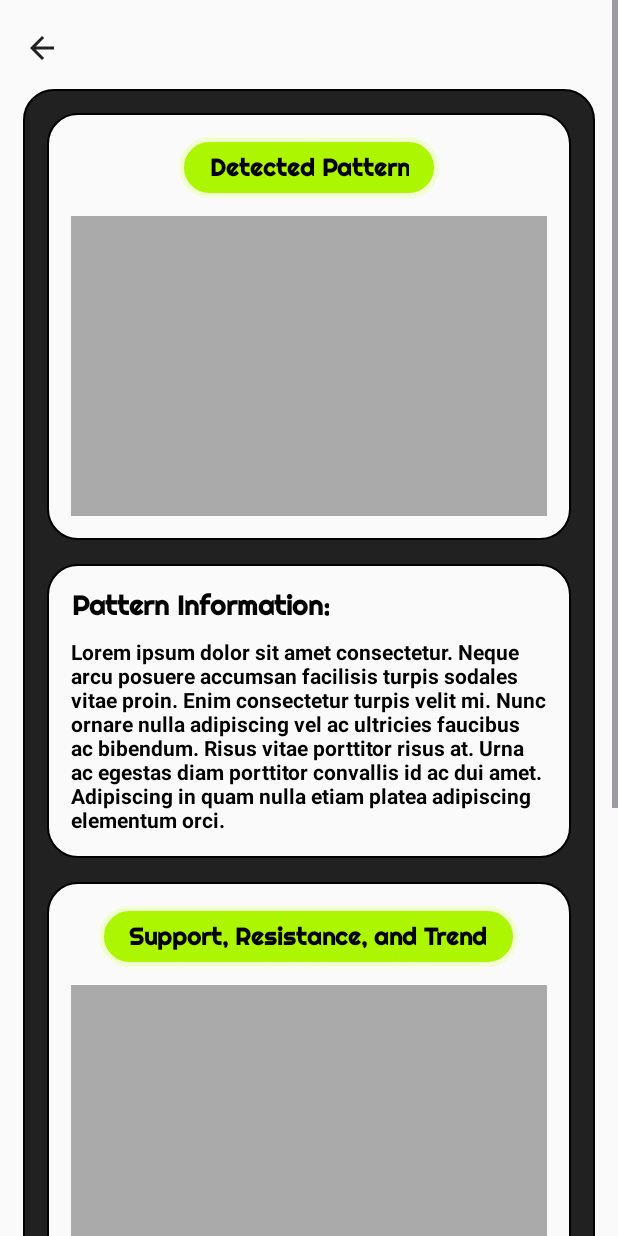
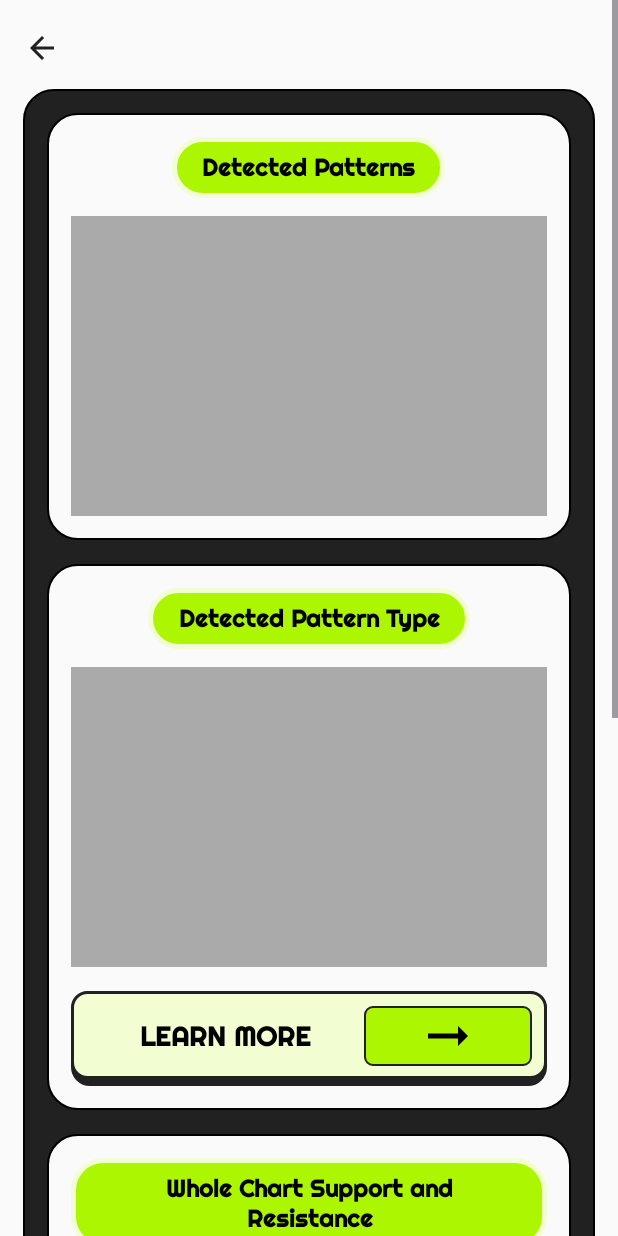
Before and after one commit to JSDevUno/CryptoLearnApp, an Android app: the VPRS_Result screen opened directly, with no data from a screen before it, on a phone screen of 412 x 824 dp. Run offline under Robolectric (Android 15) with nearby library versions, the phone set to English and light mode, and no system bars; Roboto replaces fonts that are not available here.

Commit message:
tangine mo

```diff
--- /dev/null
+++ b/app/src/main/res/drawable/baseline_arrow_right_alt_24.xml
@@ -0,0 +1,5 @@
+<vector android:autoMirrored="true" android:height="40dp"
+    android:tint="#000000" android:viewportHeight="24"
+    android:viewportWidth="24" android:width="40dp" xmlns:android="http://schemas.android.com/apk/res/android">
+    <path android:fillColor="@android:color/white" android:pathData="M16.01,11H4v2h12.01v3L20,12l-3.99,-4z"/>
+</vector>
--- a/app/src/main/res/layout/activity_vprs_result.xml
+++ b/app/src/main/res/layout/activity_vprs_result.xml
@@ -46,78 +46,6 @@
                 android:padding="0dp">
 
                 <LinearLayout
-                    android:id="@+id/top_section"
-                    android:layout_width="match_parent"
-                    android:layout_height="wrap_content"
-                    android:layout_marginLeft="16dp"
-                    android:layout_marginTop="16dp"
-                    android:layout_marginRight="16dp"
-                    android:background="@drawable/result_card"
-                    android:orientation="vertical"
-                    android:padding="16dp">
-
-                    <TextView
-                        android:id="@+id/top_section_title"
-                        android:layout_width="wrap_content"
-                        android:layout_height="wrap_content"
-                        android:layout_gravity="center"
-                        android:background="@drawable/camera_btn"
-                        android:fontFamily="@font/righteous"
-                        android:gravity="center"
-                        android:paddingTop="10dp"
-                        android:paddingLeft="20dp"
-                        android:paddingRight="20dp"
-                        android:paddingBottom="10dp"
-                        android:text="Detected Pattern"
-                        android:textColor="@android:color/black"
-                        android:textSize="16sp" />
-
-                    <ImageView
-                        android:id="@+id/top_section_image"
-                        android:layout_width="match_parent"
-                        android:layout_height="200dp"
-                        android:layout_gravity="center"
-                        android:layout_marginTop="12dp"
-                        android:background="@android:color/darker_gray"
-                        android:contentDescription="Recognized Pattern Image"
-                        android:scaleType="centerInside" />
-                </LinearLayout>
-
-                <LinearLayout
-                    android:id="@+id/middle_section"
-                    android:layout_width="match_parent"
-                    android:layout_height="wrap_content"
-                    android:layout_marginLeft="16dp"
-                    android:layout_marginTop="16dp"
-                    android:layout_marginRight="16dp"
-                    android:background="@drawable/result_card"
-                    android:orientation="vertical"
-                    android:padding="16dp">
-
-                    <TextView
-                        android:id="@+id/middle_section_title"
-                        android:layout_width="wrap_content"
-                        android:layout_height="wrap_content"
-                        android:layout_gravity="start"
-                        android:fontFamily="@font/righteous"
-                        android:gravity="center"
-                        android:text="Pattern Information:"
-                        android:textColor="@android:color/black"
-                        android:textSize="18sp"
-                        android:textStyle="bold" />
-
-                    <TextView
-                        android:id="@+id/middle_section_description"
-                        android:layout_width="match_parent"
-                        android:layout_height="wrap_content"
-                        android:layout_marginTop="10dp"
-                        android:text="Lorem ipsum dolor sit amet consectetur. Neque arcu posuere accumsan facilisis turpis sodales vitae proin. Enim consectetur turpis velit mi. Nunc ornare nulla adipiscing vel ac ultricies faucibus ac bibendum. Risus vitae porttitor risus at. Urna ac egestas diam porttitor convallis id ac dui amet. Adipiscing in quam nulla etiam platea adipiscing elementum orci."
-                        android:textColor="@android:color/black"
-                        android:textSize="14sp" />
-
-                </LinearLayout>
-
-                <LinearLayout
                     android:id="@+id/bottom_section"
                     android:layout_width="match_parent"
                     android:layout_height="wrap_content"
@@ -129,7 +57,7 @@
                     android:padding="16dp">
 
                     <TextView
-                        android:id="@+id/bottom_section_title"
+                        android:id="@+id/allPatternTitle"
                         android:layout_width="wrap_content"
                         android:layout_height="wrap_content"
                         android:layout_gravity="center"
@@ -140,20 +68,133 @@
                         android:paddingLeft="20dp"
                         android:paddingRight="20dp"
                         android:paddingBottom="10dp"
-                        android:text="Support, Resistance, and Trend"
+                        android:text="Detected Patterns"
                         android:textColor="@android:color/black"
                         android:textSize="16sp" />
 
                     <ImageView
-                        android:id="@+id/bottom_section_image"
+                        android:id="@+id/allPatternImage"
                         android:layout_width="match_parent"
                         android:layout_height="200dp"
                         android:layout_gravity="center"
                         android:layout_marginTop="12dp"
                         android:background="@android:color/darker_gray"
                         android:contentDescription="Support and Resistance Image"
-                        android:scaleType="centerInside" />
+                        android:scaleType="fitXY" />
                 </LinearLayout>
+
+
+                <LinearLayout
+                    android:id="@+id/detectedPattern"
+                    android:layout_width="match_parent"
+                    android:layout_height="wrap_content"
+                    android:layout_marginLeft="16dp"
+                    android:layout_marginTop="16dp"
+                    android:layout_marginRight="16dp"
+                    android:background="@drawable/result_card"
+                    android:orientation="vertical"
+                    android:padding="16dp">
+
+                    <TextView
+                        android:id="@+id/eachPatternTitle"
+                        android:layout_width="wrap_content"
+                        android:layout_height="wrap_content"
+                        android:layout_gravity="center"
+                        android:background="@drawable/camera_btn"
+                        android:fontFamily="@font/righteous"
+                        android:gravity="center"
+                        android:paddingTop="10dp"
+                        android:paddingLeft="20dp"
+                        android:paddingRight="20dp"
+                        android:paddingBottom="10dp"
+                        android:text="Detected Pattern Type"
+                        android:textColor="@android:color/black"
+                        android:textSize="16sp" />
+
+                    <ImageView
+                        android:id="@+id/eachPatternImage"
+                        android:layout_width="match_parent"
+                        android:layout_height="200dp"
+                        android:layout_gravity="center"
+                        android:layout_marginTop="12dp"
+                        android:background="@android:color/darker_gray"
+                        android:contentDescription="Recognized Pattern Image"
+                        android:scaleType="fitXY" />
+
+                    <LinearLayout
+                        android:id="@+id/middle_section"
+                        android:layout_width="match_parent"
+                        android:layout_height="wrap_content"
+                        android:layout_marginTop="16dp"
+                        android:background="@drawable/header_home"
+                        android:orientation="horizontal"
+                        android:padding="10dp">
+
+                        <TextView
+                            android:id="@+id/middle_section_title"
+                            android:layout_width="wrap_content"
+                            android:layout_height="match_parent"
+                            android:layout_gravity="start"
+                            android:fontFamily="@font/righteous"
+                            android:gravity="center"
+                            android:text="LEARN MORE"
+                            android:layout_marginBottom="3dp"
+                            android:textColor="@android:color/black"
+                            android:textSize="18sp"
+                            android:textAlignment="center"
+                            android:layout_weight="1"
+                            android:textStyle="bold" />
+
+                        <ImageView
+                            android:id="@+id/linkToLesson"
+                            android:layout_width="wrap_content"
+                            android:layout_height="wrap_content"
+                            android:layout_weight="1"
+                            android:background="@drawable/level"
+                            android:layout_marginBottom="3dp"
+                            android:src="@drawable/baseline_arrow_right_alt_24"/>
+
+                    </LinearLayout>
+                </LinearLayout>
+
+                <LinearLayout
+                    android:id="@+id/sandp"
+                    android:layout_width="match_parent"
+                    android:layout_height="wrap_content"
+                    android:layout_marginLeft="16dp"
+                    android:layout_marginTop="16dp"
+                    android:layout_marginRight="16dp"
+                    android:background="@drawable/result_card"
+                    android:orientation="vertical"
+                    android:padding="16dp">
+
+                    <TextView
+                        android:id="@+id/sandptitle"
+                        android:layout_width="wrap_content"
+                        android:layout_height="wrap_content"
+                        android:layout_gravity="center"
+                        android:background="@drawable/camera_btn"
+                        android:fontFamily="@font/righteous"
+                        android:gravity="center"
+                        android:paddingTop="10dp"
+                        android:paddingLeft="20dp"
+                        android:paddingRight="20dp"
+                        android:paddingBottom="10dp"
+                        android:text="Whole Chart Support and Resistance"
+                        android:textColor="@android:color/black"
+                        android:textSize="16sp" />
+
+                    <ImageView
+                        android:id="@+id/sandpImage"
+                        android:layout_width="match_parent"
+                        android:layout_height="200dp"
+                        android:layout_gravity="center"
+                        android:layout_marginTop="12dp"
+                        android:background="@android:color/darker_gray"
+                        android:contentDescription="Support and Resistance Image"
+                        android:scaleType="fitXY" />
+                </LinearLayout>
+
 
                 <LinearLayout
                     android:id="@+id/sentiment"
@@ -175,7 +216,7 @@
                         android:fontFamily="@font/righteous"
                         android:gravity="center"
                         android:padding="10dp"
-                        android:text="Score based on support, resistance, and pattern"
+                        android:text="Score based on support, resistance, and patterns"
                         android:textColor="@android:color/black"
                         android:textSize="13sp" />
 
@@ -184,13 +225,17 @@
                         android:layout_height="wrap_content"
                         android:gravity="center">
 
-                        <ImageView
+                        <com.google.android.material.imageview.ShapeableImageView
                             android:id="@+id/sentiment_result"
-                            android:layout_width="230dp"
-                            android:layout_height="230dp"
+                            android:layout_width="200dp"
+                            android:layout_height="200dp"
                             android:layout_marginTop="10dp"
                             android:layout_marginBottom="20dp"
-                            android:background="@drawable/sentiment_bg"
+                            app:strokeColor="#008000"
+                            app:strokeWidth="20dp"
+                            app:shapeAppearanceOverlay="@style/roundedImageView"
+                            android:padding="10dp"
+                            android:background="@color/white"
                             android:scaleType="centerInside"
                             app:layout_constraintBottom_toBottomOf="parent"
                             app:layout_constraintEnd_toEndOf="parent"
@@ -206,22 +251,7 @@
                             app:layout_constraintTop_toTopOf="parent"
                             android:gravity="center"
                             android:orientation="vertical">
-                            <TextView
-                                android:id="@+id/pattern_name"
-                                android:layout_width="wrap_content"
-                                android:layout_height="wrap_content"
-                                android:layout_gravity="center"
-                                android:elevation="5dp"
-                                android:fontFamily="@font/righteous"
-                                android:gravity="center"
-                                android:padding="6dp"
-                                android:text="Pattern_Name"
-                                android:textColor="@android:color/black"
-                                android:textSize="14sp"
-                                app:layout_constraintBottom_toBottomOf="parent"
-                                app:layout_constraintEnd_toEndOf="parent"
-                                app:layout_constraintStart_toStartOf="parent"
-                                app:layout_constraintTop_toTopOf="parent" />
+
                             <TextView
                                 android:id="@+id/sentiment_indicator"
                                 android:layout_width="wrap_content"
@@ -229,8 +259,8 @@
                                 android:layout_gravity="center"
                                 android:fontFamily="@font/righteous"
                                 android:gravity="center"
-                                android:padding="10dp"
-                                android:text="Sentiment"
+                                android:padding="12dp"
+                                android:text="Sentiment/Bias"
                                 android:background="@drawable/camera_btn"
                                 android:textColor="@android:color/black"
                                 android:textSize="16sp"
```
